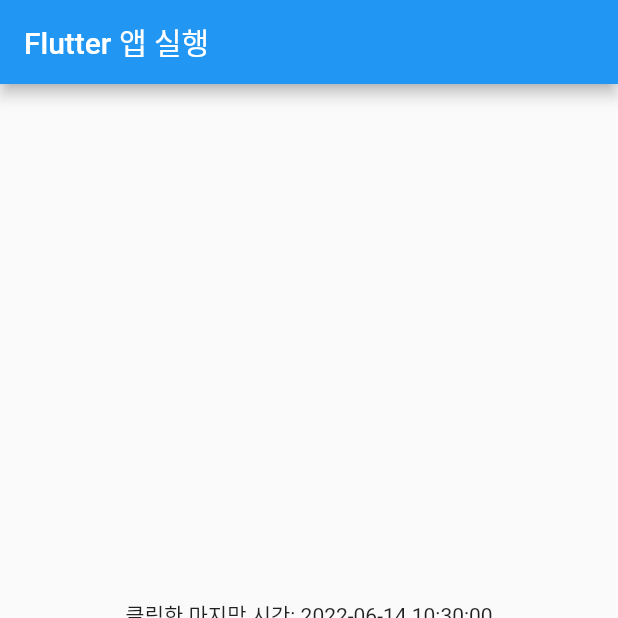
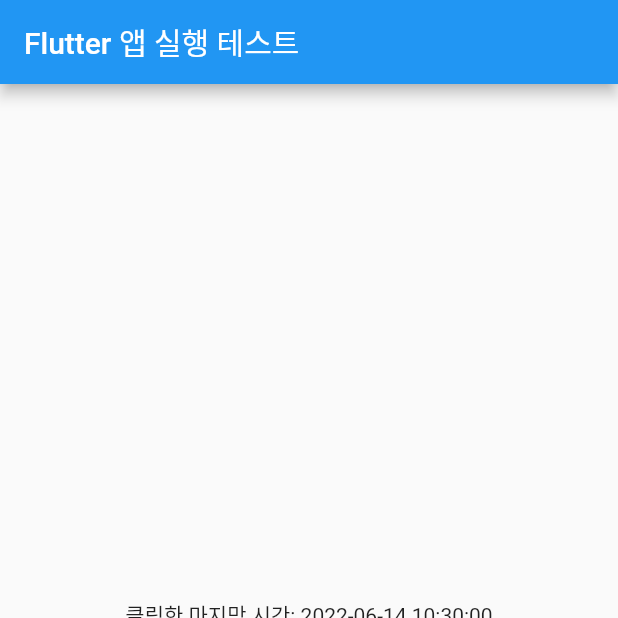
Before and after one commit to hyunyongil/gng_app, a Flutter app: the screen it shows after launch, on a phone screen of 412 x 824 dp, the top half of it. Run offline on Flutter 3.47's test engine with Material 2 defaults, Android fonts, the light colour scheme and no system bars.

Commit message:
2202-06-14(3)

```diff
--- a/lib/main.dart
+++ b/lib/main.dart
@@ -24,7 +24,7 @@
         // is not restarted.
         primarySwatch: Colors.blue,
       ),
-      home: const MyHomePage(title: 'Flutter 앱 실행'),
+      home: const MyHomePage(title: 'Flutter 앱 실행 테스트'),
     );
   }
 }
```
